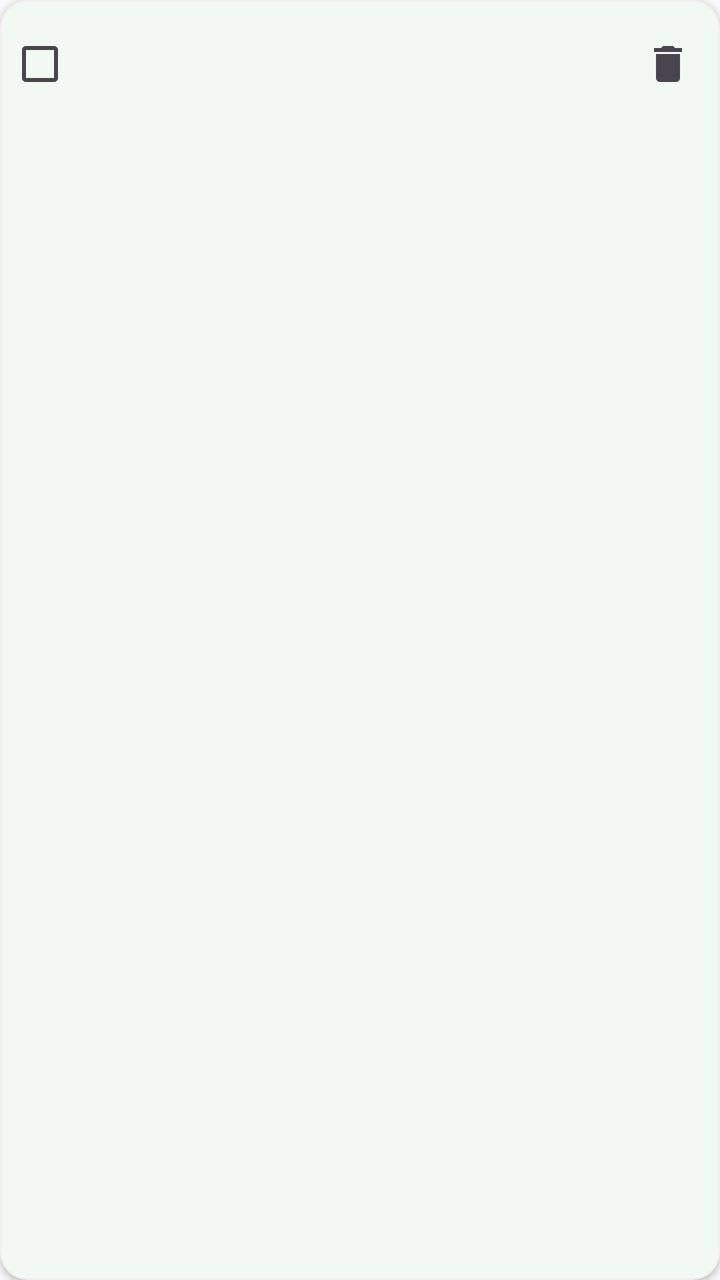
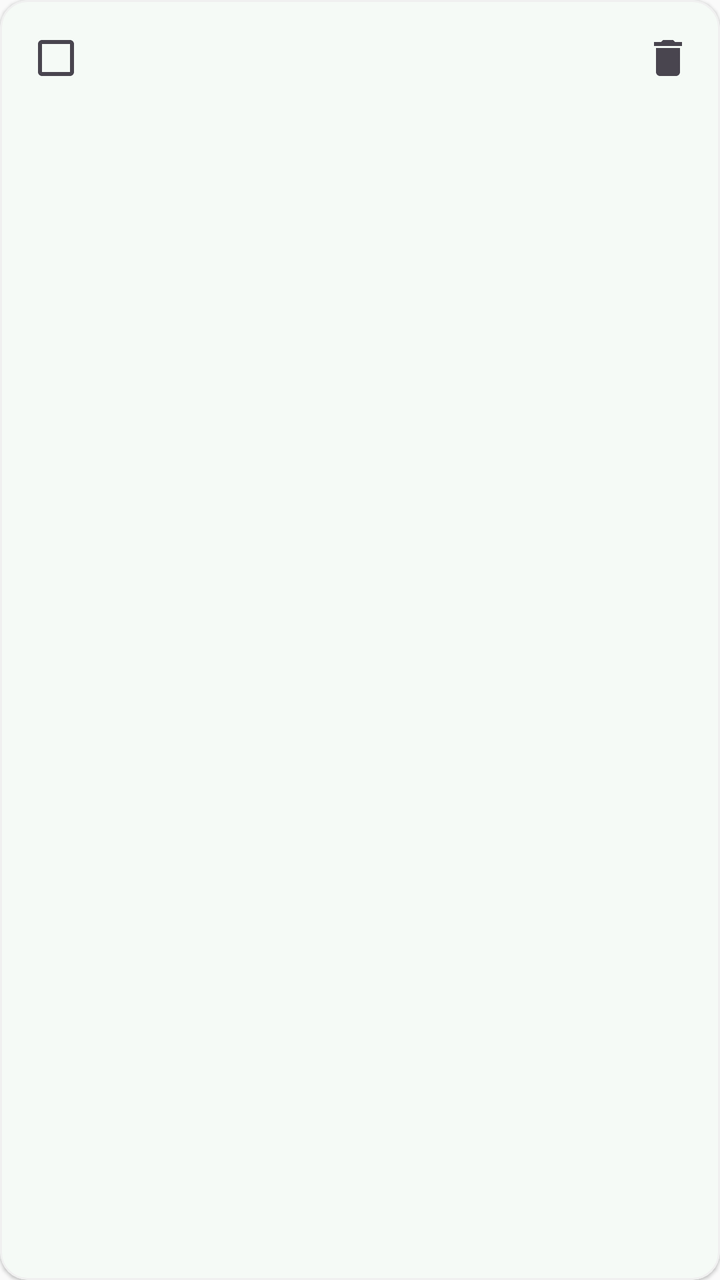

Two renders of the same Android screen: before a commit and after it. Below are the layout's source before the change and the commit's diff.
<!-- AndroidManifest.xml: application theme Theme.ShoppingList -->
<!-- res/layout/item_shopping.xml -->
<?xml version="1.0" encoding="utf-8"?>
<com.google.android.material.card.MaterialCardView
    xmlns:android="http://schemas.android.com/apk/res/android"
    xmlns:app="http://schemas.android.com/apk/res-auto"
    android:id="@+id/cardItem"
    android:layout_width="match_parent"
    android:layout_height="wrap_content"
    android:layout_marginTop="8dp"
    android:layout_marginBottom="8dp"
    app:cardCornerRadius="14dp"
    app:cardElevation="2dp"
    app:cardBackgroundColor="?attr/colorSurface"
    app:strokeColor="?attr/colorSurfaceVariant"
    app:strokeWidth="1dp">

    <LinearLayout
        android:layout_width="match_parent"
        android:layout_height="wrap_content"
        android:orientation="horizontal"
        android:gravity="center_vertical"
        android:paddingStart="4dp"
        android:paddingEnd="4dp"
        android:paddingTop="8dp"
        android:paddingBottom="8dp">

        <CheckBox
            android:id="@+id/checkBox"
            android:layout_width="wrap_content"
            android:layout_height="wrap_content" />

        <LinearLayout
            android:layout_width="0dp"
            android:layout_height="wrap_content"
            android:layout_weight="1"
            android:orientation="vertical"
            android:paddingStart="2dp">

            <TextView
                android:id="@+id/textName"
                android:layout_width="wrap_content"
                android:layout_height="wrap_content"
                android:textSize="16sp"
                android:textStyle="bold"
                android:textColor="?attr/colorOnSurface" />

            <TextView
                android:id="@+id/textDetails"
                android:layout_width="wrap_content"
                android:layout_height="wrap_content"
                android:textSize="12sp"
                android:textColor="?attr/colorOnSurfaceVariant" />
        </LinearLayout>

        <ImageButton
            android:id="@+id/btnDelete"
            android:layout_width="44dp"
            android:layout_height="44dp"
            android:background="?attr/selectableItemBackgroundBorderless"
            android:contentDescription="@string/delete"
            android:src="@drawable/ic_delete"
            android:scaleType="centerInside" />
    </LinearLayout>
</com.google.android.material.card.MaterialCardView>
<!-- resources referenced by this layout -->
<resources>
  <!-- drawable ic_delete (drawable) -->
  <vector xmlns:android="http://schemas.android.com/apk/res/android"
      android:width="24dp"
      android:height="24dp"
      android:viewportWidth="24"
      android:viewportHeight="24"
      android:tint="?attr/colorOnSurfaceVariant">
      <path
          android:fillColor="@android:color/white"
          android:pathData="M6,19c0,1.1 0.9,2 2,2h8c1.1,0 2,-0.9 2,-2V7H6v12zM19,4h-3.5l-1,-1h-5l-1,1H5v2h14V4z"/>
  </vector>
  <string name="delete">Удалить</string>
  <style name="Theme.ShoppingList" parent="Theme.Material3.DayNight.NoActionBar">
          <item name="colorPrimary">@color/primary</item>
          <item name="colorOnPrimary">@color/on_primary</item>
          <item name="colorPrimaryContainer">@color/primary_container</item>
          <item name="colorOnPrimaryContainer">@color/on_primary_container</item>
          <item name="colorSecondary">@color/secondary</item>
          <item name="colorOnSecondary">@color/on_secondary</item>
          <item name="android:colorBackground">@color/surface</item>
          <item name="colorSurface">@color/card_bg</item>
          <item name="colorOnSurface">@color/on_surface</item>
          <item name="colorSurfaceVariant">@color/surface_variant</item>
          <item name="colorOnSurfaceVariant">@color/on_surface_variant</item>
          <item name="android:statusBarColor" tools:targetApi="l">@color/surface</item>
          <item name="android:windowLightStatusBar" tools:targetApi="m">true</item>
          <item name="chipStyle">@style/SmallChip</item>
      </style>
  <color name="primary">#4CAF50</color>
  <color name="on_primary">#FFFFFF</color>
  <color name="primary_container">#C8E6C9</color>
  <color name="on_primary_container">#1B5E20</color>
  <color name="secondary">#FFA726</color>
  <color name="on_secondary">#FFFFFF</color>
  <color name="surface">#FAFAFA</color>
  <color name="card_bg">#FFFFFF</color>
  <color name="on_surface">#1C1B1F</color>
  <color name="surface_variant">#F0F0F0</color>
  <color name="on_surface_variant">#49454F</color>
  <style name="SmallChip" parent="Widget.Material3.Chip.Filter">
          <item name="chipMinTouchTargetSize">0dp</item>
          <item name="chipMinHeight">24dp</item>
          <item name="chipStartPadding">6dp</item>
          <item name="chipEndPadding">6dp</item>
          <item name="android:textSize">11sp</item>
      </style>
</resources>

<!-- the commit's change to res/layout/item_shopping.xml (unified diff, before → after) -->
@@ -5,10 +5,10 @@
     android:id="@+id/cardItem"
     android:layout_width="match_parent"
     android:layout_height="wrap_content"
-    android:layout_marginTop="8dp"
-    android:layout_marginBottom="8dp"
+    android:layout_marginTop="6dp"
+    android:layout_marginBottom="6dp"
     app:cardCornerRadius="14dp"
-    app:cardElevation="2dp"
+    app:cardElevation="1dp"
     app:cardBackgroundColor="?attr/colorSurface"
     app:strokeColor="?attr/colorSurfaceVariant"
     app:strokeWidth="1dp">
@@ -17,23 +17,28 @@
         android:layout_width="match_parent"
         android:layout_height="wrap_content"
         android:orientation="horizontal"
-        android:gravity="center_vertical"
-        android:paddingStart="4dp"
-        android:paddingEnd="4dp"
-        android:paddingTop="8dp"
-        android:paddingBottom="8dp">
+        android:gravity="center_vertical">
+
+        
+        <View
+            android:id="@+id/colorStripe"
+            android:layout_width="4dp"
+            android:layout_height="match_parent"
+            android:minHeight="56dp" />
 
         <CheckBox
             android:id="@+id/checkBox"
             android:layout_width="wrap_content"
-            android:layout_height="wrap_content" />
+            android:layout_height="wrap_content"
+            android:layout_marginStart="8dp" />
 
         <LinearLayout
             android:layout_width="0dp"
             android:layout_height="wrap_content"
             android:layout_weight="1"
             android:orientation="vertical"
-            android:paddingStart="2dp">
+            android:paddingTop="10dp"
+            android:paddingBottom="10dp">
 
             <TextView
                 android:id="@+id/textName"
@@ -55,6 +60,7 @@
             android:id="@+id/btnDelete"
             android:layout_width="44dp"
             android:layout_height="44dp"
+            android:layout_marginEnd="4dp"
             android:background="?attr/selectableItemBackgroundBorderless"
             android:contentDescription="@string/delete"
             android:src="@drawable/ic_delete"
